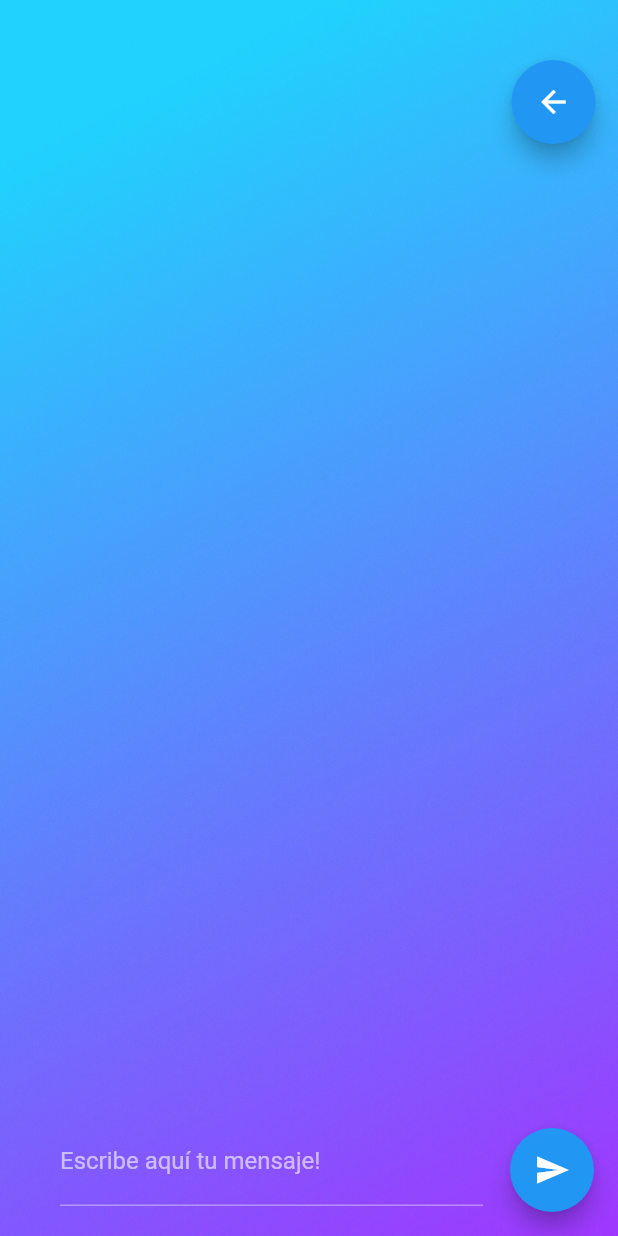
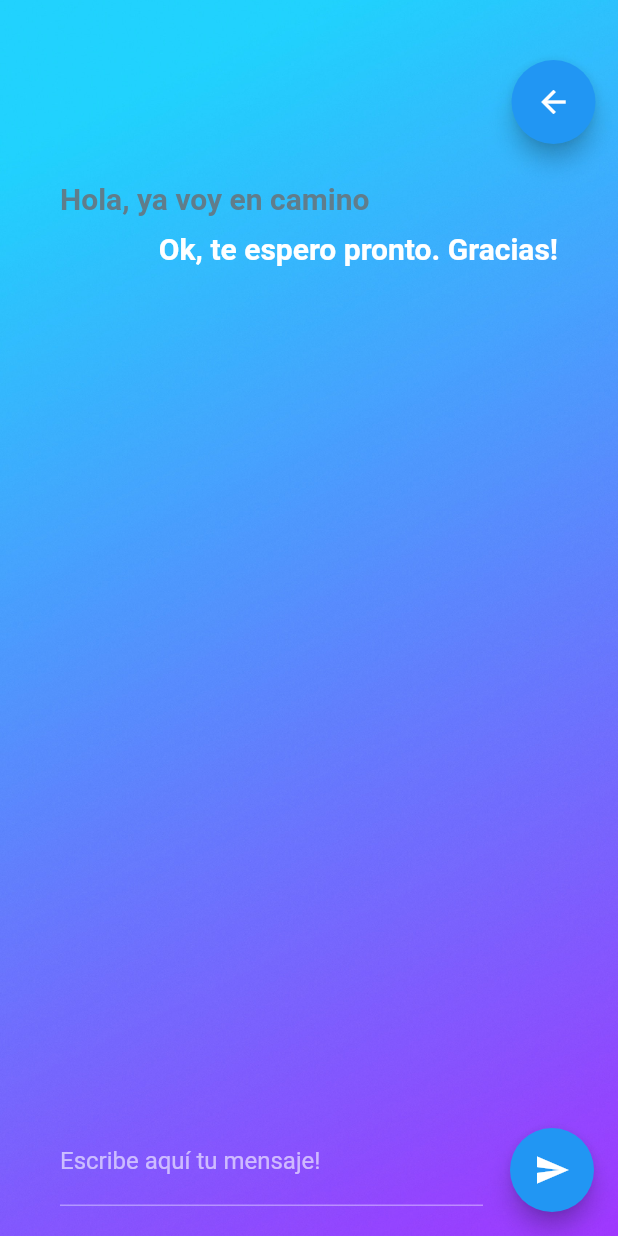
Before and after one commit to andpg/Karma, a Flutter app: the ChatScreen screen opened directly, on a phone screen of 412 x 824 dp. Run offline on Flutter 3.47's test engine with Material 2 defaults, Android fonts, the phone set to English and light mode, and no system bars.

Commit message:
Chat Presentable

```diff
--- a/lib/screen/ChatScreen.dart
+++ b/lib/screen/ChatScreen.dart
@@ -80,6 +80,31 @@ class _ChatScreenState extends State<ChatScreen> {
 
             Expanded(child: Container(child:Column(children: <Widget>[
 
+              Container(
+              padding: const EdgeInsets.fromLTRB(40, 5, 40, 5),
+              alignment: Alignment(-1.0,0.0),
+              child: Text(
+                'Hola, ya voy en camino',
+                textAlign: TextAlign.left,
+                style: TextStyle(
+                  fontWeight: FontWeight.bold,
+                  color: Colors.blueGrey,
+                  fontSize: 20),
+              ),
+              ),
+
+              Container(
+              padding: const EdgeInsets.fromLTRB(40, 5, 40, 5),
+              alignment: Alignment(1.0,0.0),
+              child: Text(
+                'Ok, te espero pronto. Gracias!',
+                textAlign: TextAlign.right,
+                style: TextStyle(
+                  fontWeight: FontWeight.bold,
+                  color: Colors.white,
+                  fontSize: 20),
+              ),
+              ),
 
             ],))),
 
```
